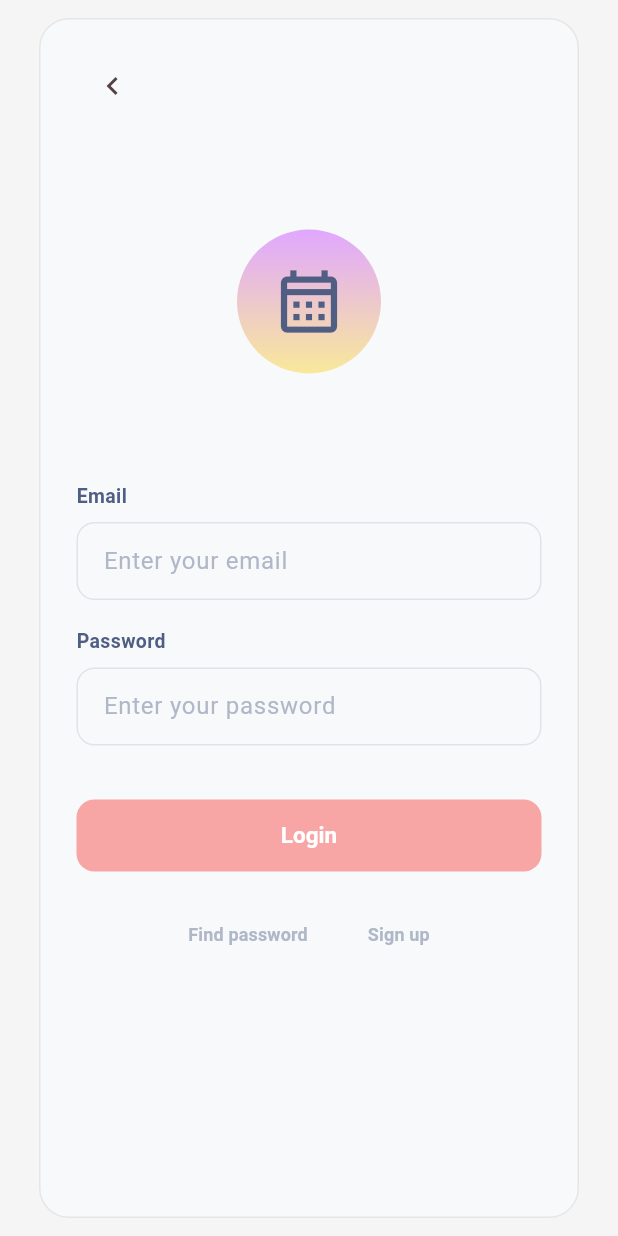
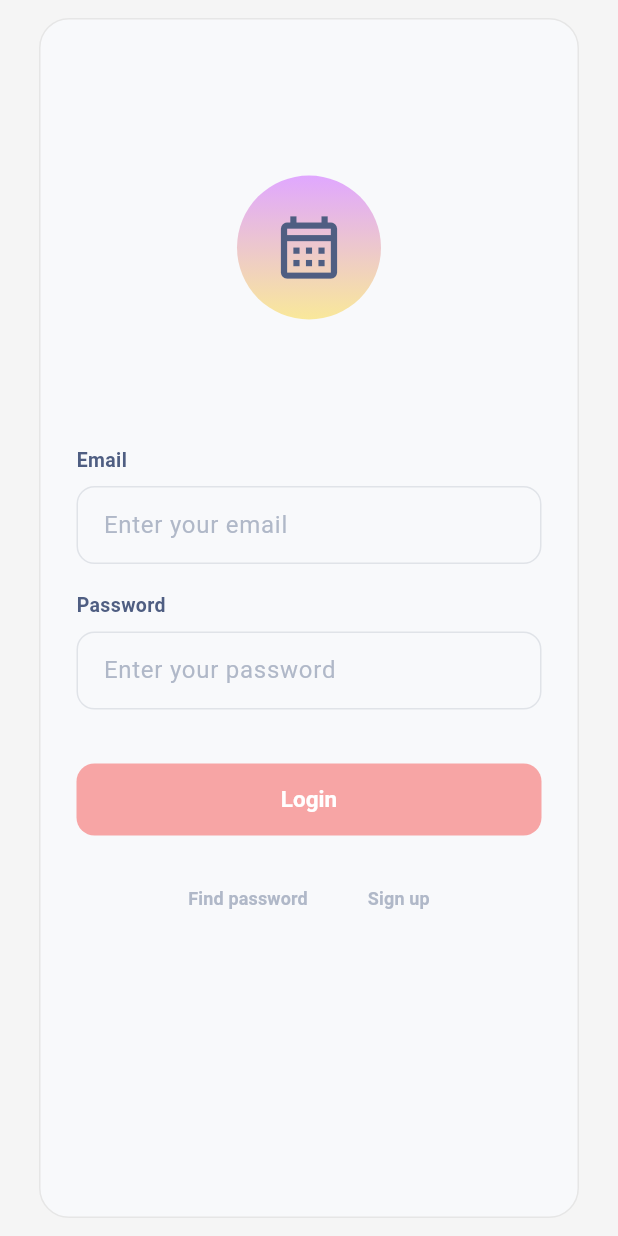
Before and after one commit to segye-world/front, a Flutter app: the screen it shows after launch, on a phone screen of 412 x 824 dp. Run offline on Flutter 3.47's test engine with Material 3 defaults, Android fonts, the phone set to English and light mode, and no system bars; our stand-ins replace dio, shared_preferences.

Commit message:
로그인 페이지 스타트 화면 라우터 삭제

```diff
--- a/lib/routes/app_router.dart
+++ b/lib/routes/app_router.dart
@@ -11,16 +11,10 @@ import '../screen/day/my_notification_setting_screen.dart';
 import '../screen/day/my_profile_manage_screen.dart';
 import '../screen/main_screen.dart';
 import '../screen/my/mypage_screen.dart';
-import '../screen/start/start_screen.dart';
 
 class AppRouter {
   static Route<dynamic> generateRoute(RouteSettings settings) {
     switch (settings.name) {
-      case Routes.start:
-        return MaterialPageRoute(
-          builder: (_) => const StartScreen(),
-          settings: settings,
-        );
       case Routes.login:
         return MaterialPageRoute(
           builder: (_) => const LoginScreen(),
--- a/lib/routes/routes.dart
+++ b/lib/routes/routes.dart
@@ -1,5 +1,4 @@
 class Routes {
-  static const start = '/';
   static const login = '/login';
   static const signup = '/signup';
   static const main = '/main';
--- a/lib/screen/auth/login_screen.dart
+++ b/lib/screen/auth/login_screen.dart
@@ -61,12 +61,6 @@ class _LoginScreenState extends State<LoginScreen> {
   @override
   Widget build(BuildContext context) {
     return AuthLayout(
-      leading: IconButton(
-        onPressed: () => Navigator.of(context).maybePop(),
-        icon: const Icon(Icons.chevron_left, size: 24),
-        padding: EdgeInsets.zero,
-        constraints: const BoxConstraints(),
-      ),
       child: Column(
         crossAxisAlignment: CrossAxisAlignment.start,
         children: [
```
Also changed, not shown: lib/screen/start/start_screen.dart (deleted, +0 -16 lines).
